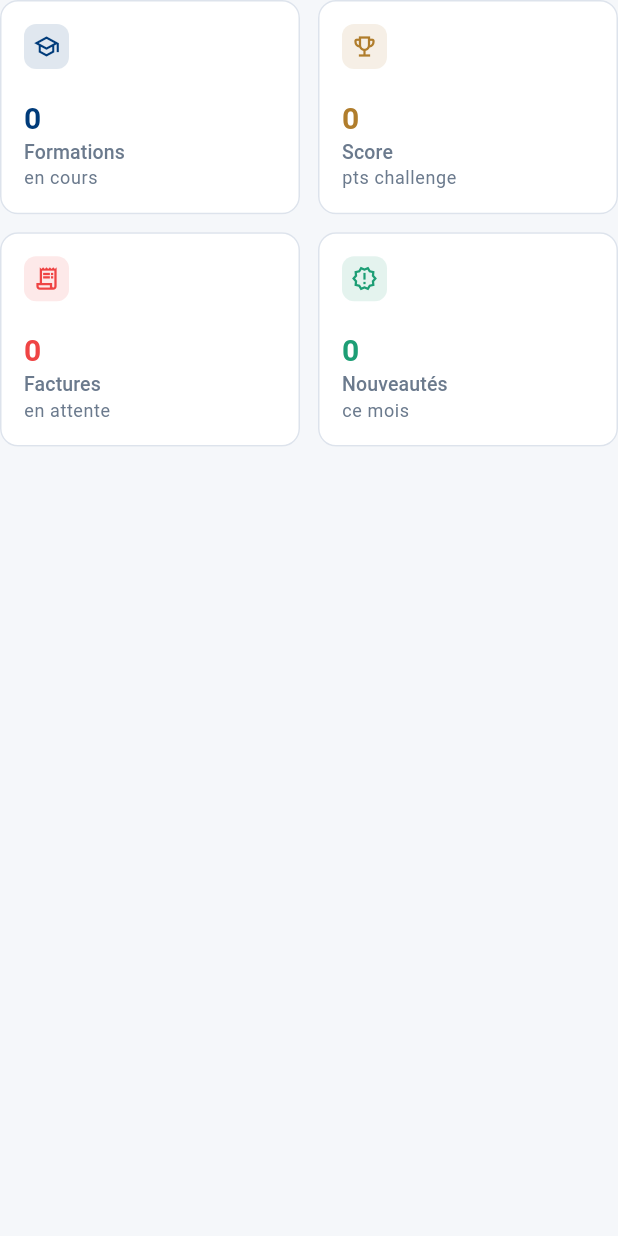
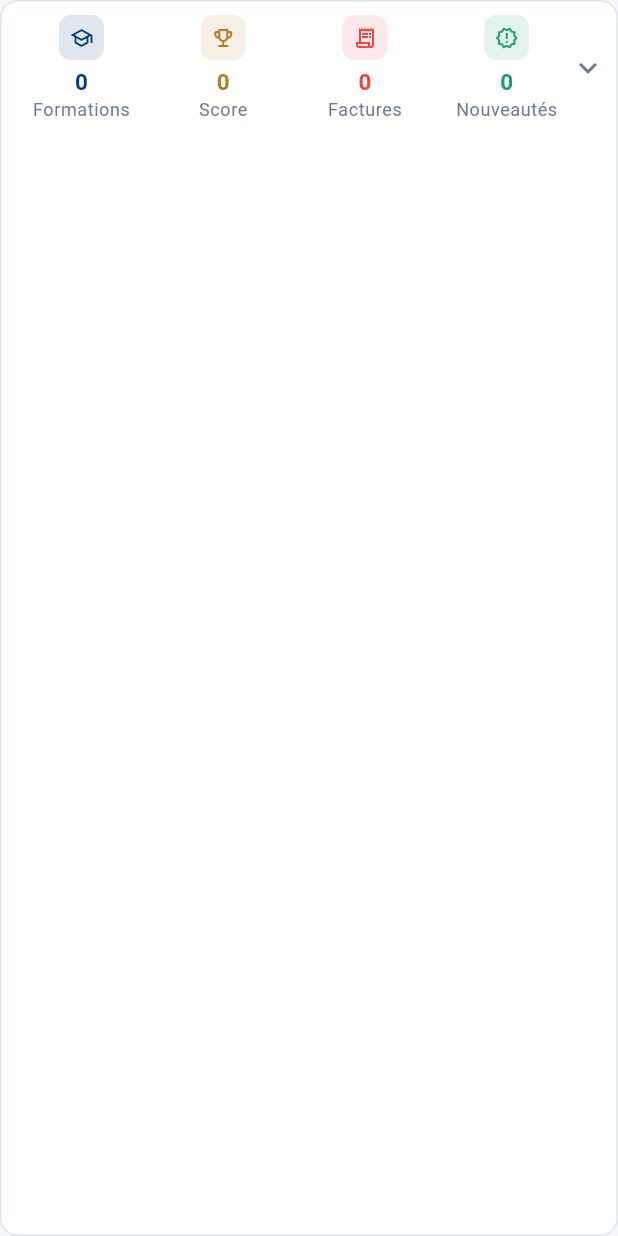
Before and after one commit to faraondamien-glitch/eacademia, a Flutter app: the _KpiGrid widget shown alone on an empty page, opened directly with empty values, on a phone screen of 412 x 824 dp. Run offline on Flutter 3.47's test engine with Material 3 defaults, Android fonts, the phone set to English and light mode, and no system bars; our stand-ins replace cached_network_image, chewie, cloud_firestore, dio, firebase_auth, firebase_core and 8 more; missing offline and left inert: flutter_pdfview; accounts and stored records are empty.

Commit message:
feat(dashboard): KPIs dépliables pour réduire l'espace vertical
Les 4 indicateurs (Formations, Score, Factures, Nouveautés) s'affichent
maintenant en barre compacte (icône + valeur + libellé) repliée par défaut.
Tap sur la barre déplie la grille 2x2 originale avec les KpiCard complets.

```diff
--- a/lib/features/dashboard/presentation/dashboard_screen.dart
+++ b/lib/features/dashboard/presentation/dashboard_screen.dart
@@ -173,38 +173,46 @@ class _WelcomeBanner extends StatelessWidget {
   }
 }
 
-// ── Grille KPI ───────────────────────────────────────────────────────────────
+// ── Section KPI (dépliable) ──────────────────────────────────────────────────
 
-class _KpiGrid extends StatelessWidget {
+class _KpiGrid extends StatefulWidget {
   final DashboardKpi? kpi;
   final UserRole role;
 
   const _KpiGrid({required this.kpi, required this.role});
 
   @override
+  State<_KpiGrid> createState() => _KpiGridState();
+}
+
+class _KpiGridState extends State<_KpiGrid> {
+  bool _expanded = false;
+
+  @override
   Widget build(BuildContext context) {
-    final items = [
+    final theme = Theme.of(context);
+    final items = <_KpiEntry>[
       _KpiEntry(
         title: 'Formations',
-        value: kpi != null ? '${kpi!.formationsEnCours}' : '—',
+        value: widget.kpi != null ? '${widget.kpi!.formationsEnCours}' : '—',
         subtitle: 'en cours',
         icon: Icons.school_outlined,
         color: AppColors.primary,
         module: 'formations',
       ),
-      if (RolePermissions.hasAccess(role, 'challenges'))
+      if (RolePermissions.hasAccess(widget.role, 'challenges'))
         _KpiEntry(
           title: 'Score',
-          value: kpi != null ? '${kpi!.scoreChallenge}' : '—',
+          value: widget.kpi != null ? '${widget.kpi!.scoreChallenge}' : '—',
           subtitle: 'pts challenge',
           icon: Icons.emoji_events_outlined,
           color: AppColors.secondary,
           module: 'challenges',
         ),
-      if (RolePermissions.hasAccess(role, 'factures'))
+      if (RolePermissions.hasAccess(widget.role, 'factures'))
         _KpiEntry(
           title: 'Factures',
-          value: kpi != null ? '${kpi!.facturesEnAttente}' : '—',
+          value: widget.kpi != null ? '${widget.kpi!.facturesEnAttente}' : '—',
           subtitle: 'en attente',
           icon: Icons.receipt_long_outlined,
           color: AppColors.error,
@@ -212,24 +220,62 @@ class _KpiGrid extends StatelessWidget {
         ),
       _KpiEntry(
         title: 'Nouveautés',
-        value: kpi != null ? '${kpi!.nouveautes}' : '—',
+        value: widget.kpi != null ? '${widget.kpi!.nouveautes}' : '—',
         subtitle: 'ce mois',
         icon: Icons.new_releases_outlined,
         color: AppColors.success,
         module: 'formations',
       ),
-    ];
+    ].take(4).toList();
 
-    final displayed = items.take(4).toList();
-
-    return GridView.count(
+    return Card(
+      child: Column(
+        children: [
+          InkWell(
+            onTap: () => setState(() => _expanded = !_expanded),
+            borderRadius: BorderRadius.circular(12),
+            child: Padding(
+              padding: const EdgeInsets.fromLTRB(12, 10, 8, 10),
+              child: Row(
+                children: [
+                  Expanded(
+                    child: Row(
+                      children: [
+                        for (final e in items) ...[
+                          _KpiMini(entry: e),
+                          if (e != items.last) const SizedBox(width: 10),
+                        ],
+                      ],
+                    ),
+                  ),
+                  AnimatedRotation(
+                    turns: _expanded ? 0.5 : 0,
+                    duration: const Duration(milliseconds: 200),
+                    child: Icon(Icons.expand_more,
+                        color: theme.colorScheme.onSurfaceVariant),
+                  ),
+                ],
+              ),
+            ),
+          ),
+          AnimatedSize(
+            duration: const Duration(milliseconds: 200),
+            curve: Curves.easeOut,
+            child: _expanded
+                ? Padding(
+                    padding: const EdgeInsets.fromLTRB(12, 0, 12, 12),
+                    child: Column(
+                      children: [
+                        const Divider(height: 1),
+                        const SizedBox(height: 12),
+                        GridView.count(
                           crossAxisCount: 2,
                           shrinkWrap: true,
                           physics: const NeverScrollableScrollPhysics(),
                           crossAxisSpacing: 12,
                           mainAxisSpacing: 12,
                           childAspectRatio: 1.4,
-      children: displayed
+                          children: items
                               .map((e) => KpiCard(
                                     title: e.title,
                                     value: e.value,
@@ -238,6 +284,55 @@ class _KpiGrid extends StatelessWidget {
                                     color: e.color,
                                   ))
                               .toList(),
+                        ),
+                      ],
+                    ),
+                  )
+                : const SizedBox(width: double.infinity),
+          ),
+        ],
+      ),
+    );
+  }
+}
+
+class _KpiMini extends StatelessWidget {
+  final _KpiEntry entry;
+  const _KpiMini({required this.entry});
+
+  @override
+  Widget build(BuildContext context) {
+    return Expanded(
+      child: Column(
+        children: [
+          Container(
+            width: 30,
+            height: 30,
+            decoration: BoxDecoration(
+              color: entry.color.withValues(alpha: 0.12),
+              borderRadius: BorderRadius.circular(8),
+            ),
+            child: Icon(entry.icon, color: entry.color, size: 16),
+          ),
+          const SizedBox(height: 4),
+          Text(
+            entry.value,
+            style: TextStyle(
+              color: entry.color,
+              fontSize: 15,
+              fontWeight: FontWeight.w700,
+            ),
+            maxLines: 1,
+            overflow: TextOverflow.ellipsis,
+          ),
+          Text(
+            entry.title,
+            style: Theme.of(context).textTheme.bodySmall,
+            maxLines: 1,
+            overflow: TextOverflow.ellipsis,
+          ),
+        ],
+      ),
     );
   }
 }
```
Lines whose indentation alone changed are shown as unchanged.
